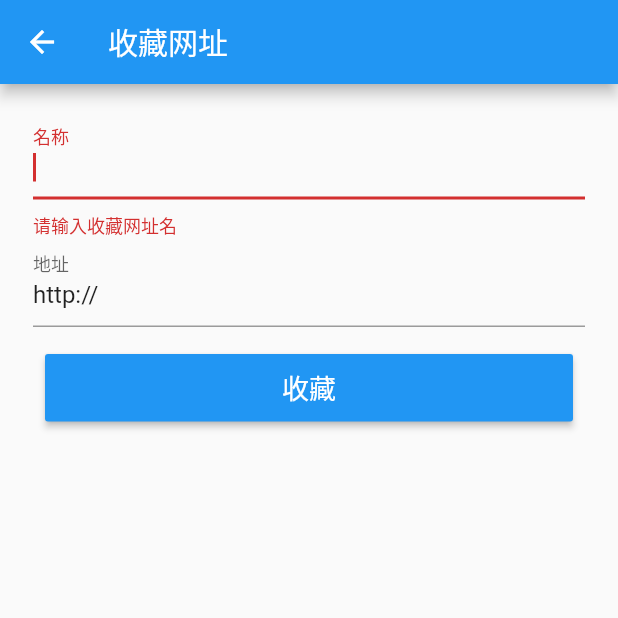
After one commit to milovetingting/WanAndroid-Flutter, a Flutter app: the WebsiteAddPage screen opened directly, after a tap on "收藏", on a phone screen of 412 x 824 dp, the top half of it. The commit adds this screen. Run offline on Flutter 3.47's test engine with Material 2 defaults, Android fonts, the phone set to English and light mode, and no system bars; our stand-ins replace cookie_jar, dio, dio_cookie_manager, event_bus, flutter_slidable, shared_preferences and 1 more; missing offline and left inert: banner_view, flutter_webview_plugin; accounts and stored records are empty; network calls fail; statements that could not run were skipped.

Commit message:
增加收藏功能

```diff
--- a/lib/manager/app_manager.dart
+++ b/lib/manager/app_manager.dart
@@ -9,4 +9,8 @@ class AppManager {
   static initApp() async {
     preferences = await SharedPreferences.getInstance();
   }
+
+  static isLogin() {
+    return preferences.getString(ACCOUNT) != null;
+  }
 }
--- /dev/null
+++ b/lib/ui/page/page_collect_add_website.dart
@@ -0,0 +1,89 @@
+
+import 'package:flutter/material.dart';
+import 'package:toast/toast.dart';
+import 'package:wanandroid/http/api.dart';
+
+class WebsiteAddPage extends StatefulWidget {
+  @override
+  _WebsiteAddPageState createState() => _WebsiteAddPageState();
+}
+
+class _WebsiteAddPageState extends State<WebsiteAddPage> {
+  String _name;
+  String _link;
+  final _formKey = GlobalKey<FormState>();
+  @override
+  Widget build(BuildContext context) {
+    return Scaffold(
+      appBar: AppBar(
+        title: Text("收藏网址"),
+      ),
+      body: Form(
+        key: _formKey,
+        child: ListView(
+          padding: EdgeInsets.fromLTRB(22.0, 18.0, 22.0, 0.0),
+          children: <Widget>[
+            TextFormField(
+              autofocus: true,
+              decoration: InputDecoration(
+                labelText: '名称',
+              ),
+              // ignore: missing_return
+              validator: (String value) {
+                if (value.trim().isEmpty) {
+                  return '请输入收藏网址名';
+                }
+                _name = value;
+              },
+            ),
+            TextFormField(
+              initialValue: "http://",
+              decoration: InputDecoration(
+                labelText: '地址',
+              ),
+              keyboardType: TextInputType.url,
+              // ignore: missing_return
+              validator: (String value) {
+                if (value.trim().isEmpty) {
+                  return '请输入收藏网站地址';
+                }
+                _link = value;
+              },
+            ),
+            Container(
+              height: 45.0,
+              margin: EdgeInsets.only(top: 18.0, left: 8.0, right: 8.0),
+              child: RaisedButton(
+                child: Text(
+                  '收藏',
+                  style: TextStyle(fontSize: 18.0, color: Colors.white),
+                ),
+                color: Theme.of(context).primaryColor,
+                onPressed: ()=>_doAdd(context),
+              ),
+            )
+          ],
+        ),
+      ),
+    );
+  }
+
+  void _doAdd(context) async {
+
+    if(_formKey.currentState.validate()) {
+      showDialog(context: context, barrierDismissible: false, builder: (_) {
+        return Center(child: CircularProgressIndicator(),);
+      });
+      var result = await Api.collectWebsite(_name, _link);
+      //对话框dismiss
+      Navigator.pop(context);
+
+      if(result['errorCode'] != 0){
+        Toast.show(result['errorMsg'], context,gravity:Toast.CENTER);
+      }else{
+        Navigator.pop(context,result['data']);
+      }
+    }
+
+  }
+}
--- a/pubspec.yaml
+++ b/pubspec.yaml
@@ -32,6 +32,7 @@ dependencies:
   cookie_jar: ^1.0.1
   dio_cookie_manager: ^1.0.0
   toast: ^0.1.5
+  flutter_slidable: ^0.4.9
 
 
   # The following adds the Cupertino Icons font to your application.
```
Also changed, not shown: lib/event/events.dart (+11 -0 lines), lib/http/api.dart (+43 -3 lines), lib/ui/page/page_article.dart (+22 -0 lines), lib/ui/page/page_collect.dart (+29 -38 lines), lib/ui/page/page_collect_article.dart (added, +129 -0 lines), lib/ui/page/page_collect_website.dart (added, +150 -0 lines), lib/ui/page/page_webview.dart (+58 -15 lines), lib/ui/widget/article_item.dart (+10 -5 lines), pubspec.lock.
